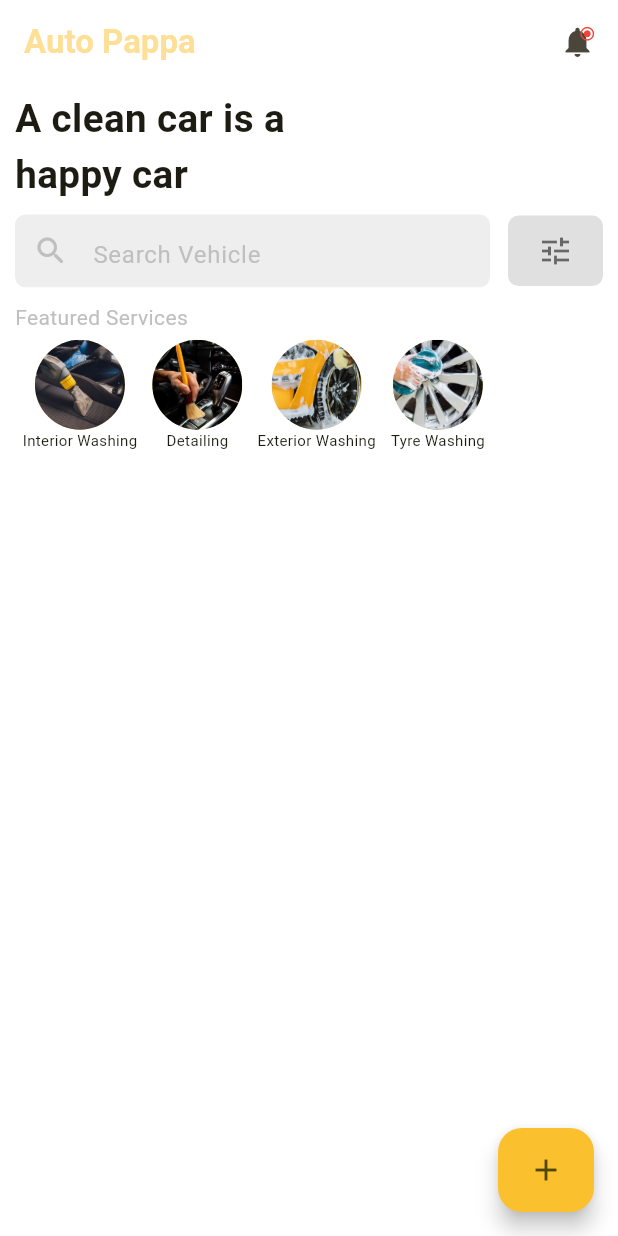
After one commit to Ismailvk/Auto-pappa, a Flutter app: the HomeScreen screen opened directly, on a phone screen of 412 x 824 dp. The commit adds this screen. Run offline on Flutter 3.47's test engine with Material 3 defaults, Android fonts, the phone set to English and light mode, and no system bars; our stand-ins replace flutter_otp_text_field, lottie.

Commit message:
ui part almost completed

```diff
--- a/lib/main.dart
+++ b/lib/main.dart
@@ -1,4 +1,4 @@
-import 'package:auto_pappa/views/otp_screen.dart';
+import 'package:auto_pappa/views/splash_screen.dart';
 import 'package:flutter/material.dart';
 
 void main() {
@@ -16,7 +16,7 @@ class MyApp extends StatelessWidget {
           appBarTheme: const AppBarTheme(backgroundColor: Colors.yellow),
           colorScheme: ColorScheme.fromSeed(seedColor: Colors.yellow),
           useMaterial3: true),
-      home: OtpScreen(),
+      home: const SplashScreen(),
       debugShowCheckedModeBanner: false,
     );
   }
--- /dev/null
+++ b/lib/model/featured_services.dart
@@ -0,0 +1,6 @@
+class FeaturedServices {
+  final String imagePath;
+  final String title;
+
+  FeaturedServices({required this.imagePath, required this.title});
+}
--- /dev/null
+++ b/lib/resources/components/appbar_notification_icon_widget.dart
@@ -0,0 +1,19 @@
+import 'package:flutter/material.dart';
+
+Widget notificationIcon = const Padding(
+  padding: EdgeInsets.symmetric(horizontal: 15),
+  child: Stack(
+    children: [
+      Icon(Icons.notifications),
+      Positioned(
+        right: 0,
+        top: 1,
+        child: Icon(
+          Icons.radio_button_checked,
+          size: 11,
+          color: Colors.red,
+        ),
+      )
+    ],
+  ),
+);
--- /dev/null
+++ b/lib/resources/components/search_filter.dart
@@ -0,0 +1,18 @@
+import 'package:flutter/material.dart';
+
+class FilterWidget extends StatelessWidget {
+  const FilterWidget({super.key});
+
+  @override
+  Widget build(BuildContext context) {
+    return Container(
+      height: 47,
+      decoration: BoxDecoration(
+          color: Colors.grey.shade300, borderRadius: BorderRadius.circular(7)),
+      child: const Icon(
+        Icons.tune,
+        color: Colors.black54,
+      ),
+    );
+  }
+}
--- /dev/null
+++ b/lib/resources/components/search_textfield.dart
@@ -0,0 +1,39 @@
+import 'package:auto_pappa/resources/constants/app_colors.dart';
+import 'package:flutter/material.dart';
+
+// ignore: must_be_immutable
+class SearchTextFeildWidget extends StatelessWidget {
+  final TextEditingController controller;
+  final ValueChanged<String>? onChanged;
+  SearchTextFeildWidget(
+      {super.key,
+      required this.controller,
+      this.notEditableCheck = true,
+      this.onChanged});
+  bool notEditableCheck;
+  @override
+  Widget build(BuildContext context) {
+    final size = MediaQuery.sizeOf(context);
+    return Container(
+      height: size.height / 17,
+      decoration: BoxDecoration(
+        borderRadius: BorderRadius.circular(7),
+        color: Colors.grey.shade200,
+      ),
+      child: TextField(
+        enabled: notEditableCheck ? false : true,
+        controller: controller,
+        onChanged: onChanged,
+        decoration: const InputDecoration(
+            prefixIcon: Icon(
+              Icons.search_rounded,
+              color: AppColors.lightGrey,
+            ),
+            hintText: 'Search Vehicle',
+            hintStyle: TextStyle(color: AppColors.lightGrey),
+            contentPadding: EdgeInsets.only(top: 15),
+            border: InputBorder.none),
+      ),
+    );
+  }
+}
--- a/lib/resources/constants/app_colors.dart
+++ b/lib/resources/constants/app_colors.dart
@@ -4,4 +4,5 @@ class AppColors {
   static Color primaryColor = Colors.yellow[700]!;
   static const secondaryColor = Colors.black;
   static const white = Colors.white;
+  static const lightGrey = Color.fromARGB(255, 192, 191, 191);
 }
--- a/lib/resources/constants/image_urls.dart
+++ b/lib/resources/constants/image_urls.dart
@@ -4,4 +4,8 @@ class ImageUrls {
   static const String signupScreen = 'assets/images/signup_image.jpeg';
   static const String signupLottie = 'assets/lotties/signup_lottie.json';
   static const String otpImage = 'assets/images/otp_background_image.jpeg';
+  static const String tyreWashing = 'assets/images/tyre_washing.jpeg';
+  static const String interiorWashing = 'assets/images/interior_washing.jpeg';
+  static const String exteriorWashing = 'assets/images/exterior_washing.jpeg';
+  static const String detailing = 'assets/images/detailing.jpeg';
 }
--- /dev/null
+++ b/lib/views/add_item_screen.dart
@@ -0,0 +1,14 @@
+import 'package:flutter/material.dart';
+
+class AddItemScreen extends StatelessWidget {
+  const AddItemScreen({super.key});
+
+  @override
+  Widget build(BuildContext context) {
+    return Scaffold(
+      body: Center(
+        child: Text('Add Screen'),
+      ),
+    );
+  }
+}
--- /dev/null
+++ b/lib/views/home_screen.dart
@@ -0,0 +1,97 @@
+import 'package:auto_pappa/model/featured_services.dart';
+import 'package:auto_pappa/resources/components/appbar_notification_icon_widget.dart';
+import 'package:auto_pappa/resources/components/search_filter.dart';
+import 'package:auto_pappa/resources/components/search_textfield.dart';
+import 'package:auto_pappa/resources/constants/app_colors.dart';
+import 'package:auto_pappa/resources/constants/image_urls.dart';
+import 'package:auto_pappa/views/add_item_screen.dart';
+import 'package:flutter/material.dart';
+
+// ignore: must_be_immutable
+class HomeScreen extends StatelessWidget {
+  HomeScreen({super.key});
+
+  final TextEditingController searchController = TextEditingController();
+
+  List<FeaturedServices> featuredServicesList = [
+    FeaturedServices(
+        imagePath: ImageUrls.interiorWashing, title: 'Interior Washing'),
+    FeaturedServices(imagePath: ImageUrls.detailing, title: 'Detailing'),
+    FeaturedServices(
+        imagePath: ImageUrls.exteriorWashing, title: 'Exterior Washing'),
+    FeaturedServices(imagePath: ImageUrls.tyreWashing, title: 'Tyre Washing'),
+  ];
+
+  @override
+  Widget build(BuildContext context) {
+    final size = MediaQuery.sizeOf(context);
+    return Scaffold(
+      backgroundColor: AppColors.white,
+      appBar: AppBar(
+        backgroundColor: AppColors.white,
+        title: Text(
+          "Auto Pappa",
+          style: TextStyle(
+            color: AppColors.primaryColor.withOpacity(0.5),
+            fontWeight: FontWeight.bold,
+          ),
+        ),
+        actions: [notificationIcon],
+      ),
+      body: Padding(
+        padding: const EdgeInsets.symmetric(horizontal: 10, vertical: 5),
+        child: Column(
+          crossAxisAlignment: CrossAxisAlignment.start,
+          children: [
+            Text('A clean car is a \nhappy car',
+                style: TextStyle(
+                    fontSize: size.width / 16, fontWeight: FontWeight.bold)),
+            const SizedBox(height: 8),
+            Row(
+              children: [
+                Expanded(
+                    flex: 5,
+                    child: SearchTextFeildWidget(
+                        notEditableCheck: false, controller: searchController)),
+                const SizedBox(width: 12),
+                const Expanded(flex: 1, child: FilterWidget())
+              ],
+            ),
+            const SizedBox(height: 10),
+            const Text('Featured Services',
+                style: TextStyle(color: AppColors.lightGrey)),
+            Expanded(
+              child: ListView.builder(
+                scrollDirection: Axis.horizontal,
+                shrinkWrap: true,
+                itemCount: featuredServicesList.length,
+                itemBuilder: (context, index) {
+                  final item = featuredServicesList[index];
+                  return Padding(
+                    padding: const EdgeInsets.all(5),
+                    child: Column(
+                      children: [
+                        CircleAvatar(
+                          radius: 30,
+                          backgroundImage: AssetImage(item.imagePath),
+                        ),
+                        Text(item.title, style: const TextStyle(fontSize: 10))
+                      ],
+                    ),
+                  );
+                },
+              ),
+            )
+          ],
+        ),
+      ),
+      floatingActionButton: FloatingActionButton.extended(
+          backgroundColor: AppColors.primaryColor,
+          onPressed: () {
+            Navigator.of(context).push(
+                MaterialPageRoute(builder: (context) => const AddItemScreen()));
+          },
+          label: const Icon(Icons.add)),
+    );
+  }
+}
--- a/lib/views/login_screen.dart
+++ b/lib/views/login_screen.dart
@@ -53,13 +53,13 @@ class LoginScreen extends StatelessWidget {
                         ),
                         const SizedBox(height: 10),
                         MyTextField(
-                          validator: (value) {},
+                          validator: (value) => null,
                           controller: emailController,
                           hintText: 'Email',
                         ),
                         const SizedBox(height: 8),
                         MyTextField(
-                          validator: (value) {},
+                          validator: (value) => null,
                           controller: emailController,
                           hintText: 'Password',
                         ),
--- a/lib/views/otp_screen.dart
+++ b/lib/views/otp_screen.dart
@@ -1,6 +1,7 @@
 import 'package:auto_pappa/resources/components/button_widget.dart';
 import 'package:auto_pappa/resources/constants/app_colors.dart';
 import 'package:auto_pappa/resources/constants/image_urls.dart';
+import 'package:auto_pappa/views/home_screen.dart';
 import 'package:flutter/material.dart';
 import 'package:flutter_otp_text_field/flutter_otp_text_field.dart';
 
@@ -41,7 +42,12 @@ class OtpScreen extends StatelessWidget {
               onSubmit: (String verificationCode) => otp = verificationCode,
             ),
             SizedBox(height: size.height / 20),
-            const ButtonWidget(title: 'Verify Otp')
+            ButtonWidget(
+              title: 'Verify Otp',
+              onPress: () => Navigator.of(context).pushAndRemoveUntil(
+                  MaterialPageRoute(builder: (context) => HomeScreen()),
+                  (route) => false),
+            )
           ],
         ),
       ),
--- a/lib/views/signup_screen.dart
+++ b/lib/views/signup_screen.dart
@@ -3,6 +3,7 @@ import 'package:auto_pappa/resources/components/textformfield_widget.dart';
 import 'package:auto_pappa/resources/constants/app_colors.dart';
 import 'package:auto_pappa/resources/constants/image_urls.dart';
 import 'package:auto_pappa/views/login_screen.dart';
+import 'package:auto_pappa/views/otp_screen.dart';
 import 'package:flutter/gestures.dart';
 import 'package:flutter/material.dart';
 import 'package:lottie/lottie.dart';
@@ -69,24 +70,30 @@ class SignupScreen extends StatelessWidget {
                           ),
                           const SizedBox(height: 10),
                           MyTextField(
-                            validator: (value) {},
+                            validator: (value) => null,
                             controller: emailController,
                             hintText: 'Email',
                           ),
                           const SizedBox(height: 8),
                           MyTextField(
-                            validator: (value) {},
+                            validator: (value) => null,
                             controller: emailController,
                             hintText: 'Password',
                           ),
                           const SizedBox(height: 8),
                           MyTextField(
-                            validator: (value) {},
+                            validator: (value) => null,
                             controller: emailController,
                             hintText: 'Confirm Password',
                           ),
                           const SizedBox(height: 8),
-                          const ButtonWidget(title: 'Register'),
+                          ButtonWidget(
+                            title: 'Register',
+                            onPress: () {
+                              Navigator.of(context).push(MaterialPageRoute(
+                                  builder: (context) => OtpScreen()));
+                            },
+                          ),
                           const Padding(
                             padding: EdgeInsets.symmetric(vertical: 8),
                             child: Row(
--- a/lib/views/splash_screen.dart
+++ b/lib/views/splash_screen.dart
@@ -1,4 +1,7 @@
+// ignore_for_file: use_build_context_synchronously
+
 import 'package:auto_pappa/resources/constants/image_urls.dart';
+import 'package:auto_pappa/views/login_screen.dart';
 import 'package:flutter/material.dart';
 
 class SplashScreen extends StatelessWidget {
@@ -6,6 +9,7 @@ class SplashScreen extends StatelessWidget {
 
   @override
   Widget build(BuildContext context) {
+    loginCheck(context);
     return Scaffold(
       backgroundColor: Colors.black,
       body: Center(
@@ -13,4 +17,11 @@ class SplashScreen extends StatelessWidget {
       ),
     );
   }
+
+  loginCheck(BuildContext context) async {
+    await Future.delayed(const Duration(seconds: 2));
+    Navigator.of(context).pushAndRemoveUntil(
+        MaterialPageRoute(builder: (context) => LoginScreen()),
+        (route) => false);
+  }
 }
```
Also changed, not shown: assets/images/detailing.jpeg (added), assets/images/exterior_washing.jpeg (added), assets/images/interior_washing.jpeg (added), assets/images/tyre_washing.jpeg (added).
